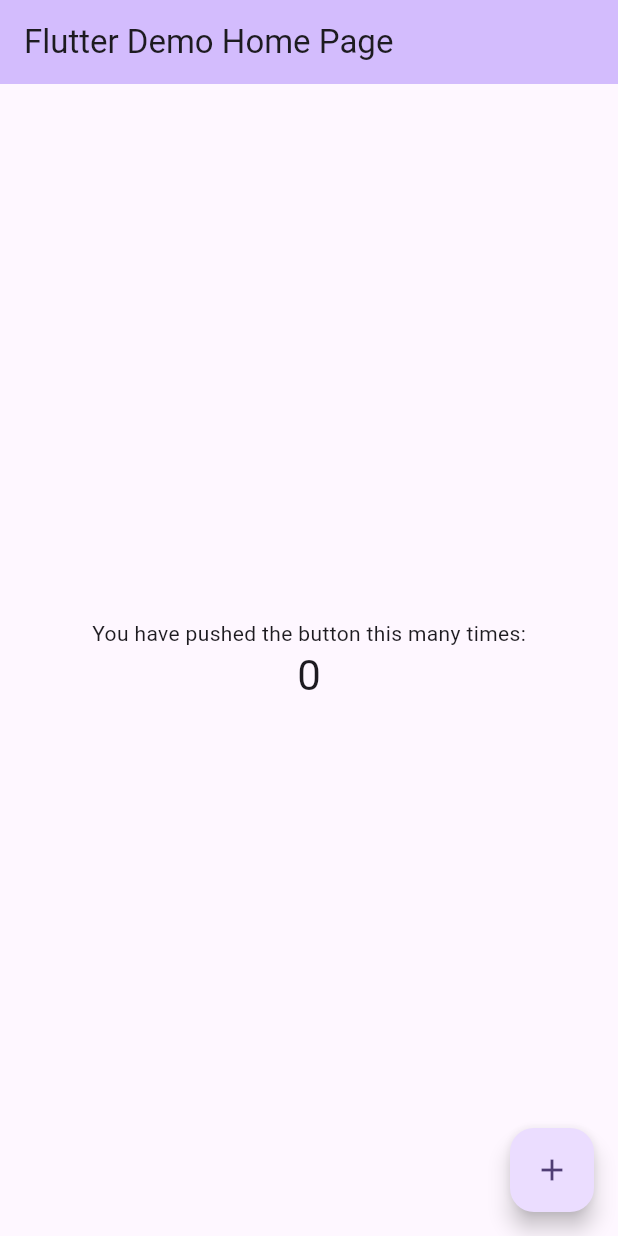
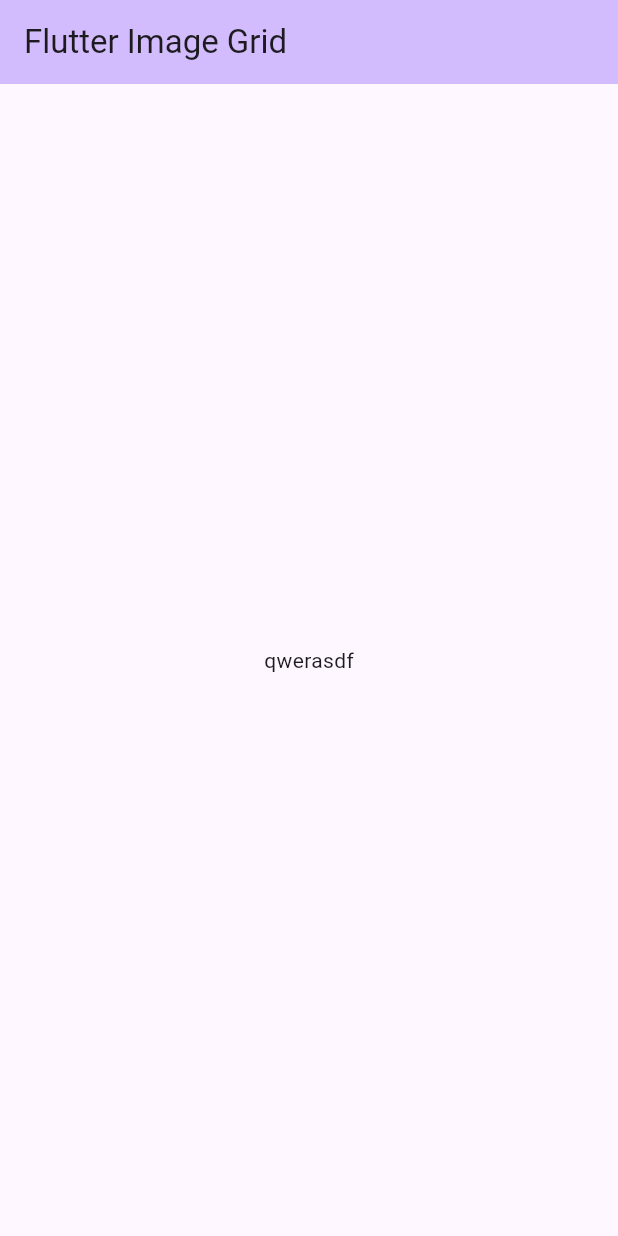
Before and after one commit to sc2bat/my-flutter-image-grid-app, a Flutter app: the screen it shows after launch, on a phone screen of 412 x 824 dp. Run offline on Flutter 3.47's test engine with Material 3 defaults, Android fonts, the phone set to English and light mode, and no system bars.

Commit message:
clear unnessary main

```diff
--- a/lib/main.dart
+++ b/lib/main.dart
@@ -7,46 +7,21 @@
 class MyApp extends StatelessWidget {
   const MyApp({super.key});
 
-  // This widget is the root of your application.
   @override
   Widget build(BuildContext context) {
     return MaterialApp(
       title: 'Flutter Demo',
       theme: ThemeData(
-        // This is the theme of your application.
-        //
-        // TRY THIS: Try running your application with "flutter run". You'll see
-        // the application has a purple toolbar. Then, without quitting the app,
-        // try changing the seedColor in the colorScheme below to Colors.green
-        // and then invoke "hot reload" (save your changes or press the "hot
-        // reload" button in a Flutter-supported IDE, or press "r" if you used
-        // the command line to start the app).
-        //
-        // Notice that the counter didn't reset back to zero; the application
-        // state is not lost during the reload. To reset the state, use hot
-        // restart instead.
-        //
-        // This works for code too, not just values: Most code changes can be
-        // tested with just a hot reload.
         colorScheme: ColorScheme.fromSeed(seedColor: Colors.deepPurple),
         useMaterial3: true,
       ),
-      home: const MyHomePage(title: 'Flutter Demo Home Page'),
+      home: const MyHomePage(title: 'Flutter Image Grid'),
     );
   }
 }
 
 class MyHomePage extends StatefulWidget {
   const MyHomePage({super.key, required this.title});
-
-  // This widget is the home page of your application. It is stateful, meaning
-  // that it has a State object (defined below) that contains fields that affect
-  // how it looks.
-
-  // This class is the configuration for the state. It holds the values (in this
-  // case the title) provided by the parent (in this case the App widget) and
-  // used by the build method of the State. Fields in a Widget subclass are
-  // always marked "final".
 
   final String title;
 
@@ -55,71 +30,16 @@
 }
 
 class _MyHomePageState extends State<MyHomePage> {
-  int _counter = 0;
-
-  void _incrementCounter() {
-    setState(() {
-      // This call to setState tells the Flutter framework that something has
-      // changed in this State, which causes it to rerun the build method below
-      // so that the display can reflect the updated values. If we changed
-      // _counter without calling setState(), then the build method would not be
-      // called again, and so nothing would appear to happen.
-      _counter++;
-    });
-  }
-
   @override
   Widget build(BuildContext context) {
-    // This method is rerun every time setState is called, for instance as done
-    // by the _incrementCounter method above.
-    //
-    // The Flutter framework has been optimized to make rerunning build methods
-    // fast, so that you can just rebuild anything that needs updating rather
-    // than having to individually change instances of widgets.
     return Scaffold(
       appBar: AppBar(
-        // TRY THIS: Try changing the color here to a specific color (to
-        // Colors.amber, perhaps?) and trigger a hot reload to see the AppBar
-        // change color while the other colors stay the same.
         backgroundColor: Theme.of(context).colorScheme.inversePrimary,
-        // Here we take the value from the MyHomePage object that was created by
-        // the App.build method, and use it to set our appbar title.
         title: Text(widget.title),
       ),
-      body: Center(
-        // Center is a layout widget. It takes a single child and positions it
-        // in the middle of the parent.
-        child: Column(
-          // Column is also a layout widget. It takes a list of children and
-          // arranges them vertically. By default, it sizes itself to fit its
-          // children horizontally, and tries to be as tall as its parent.
-          //
-          // Column has various properties to control how it sizes itself and
-          // how it positions its children. Here we use mainAxisAlignment to
-          // center the children vertically; the main axis here is the vertical
-          // axis because Columns are vertical (the cross axis would be
-          // horizontal).
-          //
-          // TRY THIS: Invoke "debug painting" (choose the "Toggle Debug Paint"
-          // action in the IDE, or press "p" in the console), to see the
-          // wireframe for each widget.
-          mainAxisAlignment: MainAxisAlignment.center,
-          children: <Widget>[
-            const Text(
-              'You have pushed the button this many times:',
-            ),
-            Text(
-              '$_counter',
-              style: Theme.of(context).textTheme.headlineMedium,
-            ),
-          ],
-        ),
+      body: const Center(
+        child: Text('qwerasdf'),
       ),
-      floatingActionButton: FloatingActionButton(
-        onPressed: _incrementCounter,
-        tooltip: 'Increment',
-        child: const Icon(Icons.add),
-      ), // This trailing comma makes auto-formatting nicer for build methods.
     );
   }
 }
```
